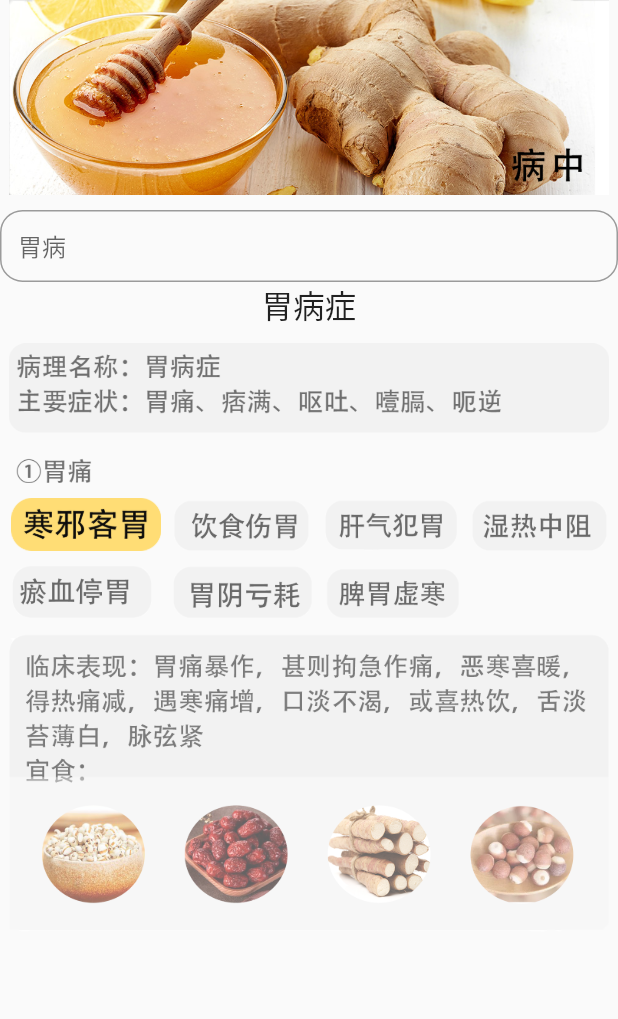
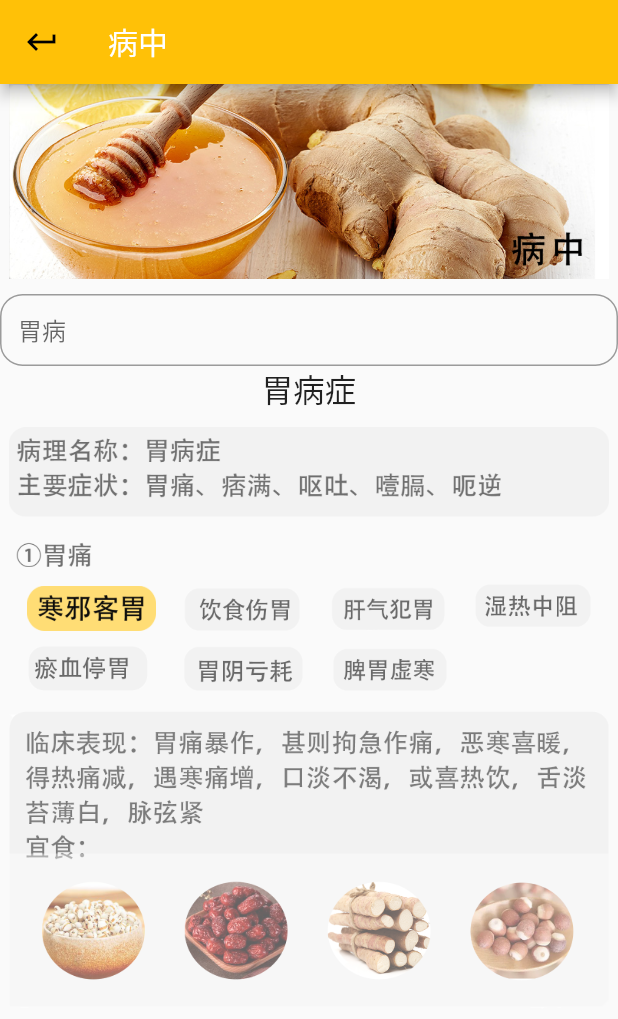
Before and after one commit to Yu979/yongshan_app, a Flutter app: the Shipu_bingzhong screen opened directly, on a phone screen of 412 x 824 dp. Shown: the top 1019 px of the screen. Run offline on Flutter 3.47's test engine with Material 2 defaults, Android fonts, the phone set to English and light mode, and no system bars; our stand-ins replace flutter_screenutil, flutter_swiper, font_awesome_flutter.

Commit message:
改了参数

```diff
--- a/lib/shipu.dart
+++ b/lib/shipu.dart
@@ -152,7 +152,7 @@ class Caiyao extends StatelessWidget{
                   children: <Widget>[
                     Container(
                       child: Image.asset( 'assets/shipu/caishi/dessert.png'),
-                      height: 100.0,
+                      height: 90.0,
                     ),
                     Text('面包甜点')
                   ]
@@ -162,7 +162,7 @@ class Caiyao extends StatelessWidget{
                   children: <Widget>[
                     Container(
                       child: Image.asset( 'assets/shipu/caishi/fruit.png'),
-                      height: 100.0,
+                      height: 90.0,
                     ),
                     Text('水果蔬菜')
                   ]
@@ -172,7 +172,7 @@ class Caiyao extends StatelessWidget{
                   children: <Widget>[
                     Container(
                       child: Image.asset( 'assets/shipu/caishi/vegetable.png'),
-                      height: 100.0,
+                      height: 90.0,
                     ),
                     Text('素   食')
                   ]
@@ -189,7 +189,7 @@ class Caiyao extends StatelessWidget{
                   children: <Widget>[
                     Container(
                       child: Image.asset( 'assets/shipu/caishi/gaijiaofan.png'),
-                      height: 100.0,
+                      height: 90.0,
                     ),
                     Text('米饭主食')
                   ]
@@ -199,7 +199,7 @@ class Caiyao extends StatelessWidget{
                   children: <Widget>[
                     Container(
                       child: Image.asset( 'assets/shipu/caishi/soup.png'),
-                      height: 100.0,
+                      height: 90.0,
                     ),
                     Text('汤   类')
                   ]
@@ -209,7 +209,7 @@ class Caiyao extends StatelessWidget{
                   children: <Widget>[
                     Container(
                       child: Image.asset( 'assets/shipu/caishi/chaomimian.png'),
-                      height: 100.0,
+                      height: 90.0,
                     ),
                     Text('面食小炒')
                   ]
@@ -228,6 +228,18 @@ class Shipu_bingzhong extends StatelessWidget{
     TextEditingController textEditingController =new TextEditingController();
     // TODO: implement build
     return Scaffold(
+      appBar: AppBar(
+        title:Text("病中"),
+        leading: Builder(builder: (context){
+          return IconButton(
+            icon: Icon(Icons.keyboard_return,color: Colors.black,),
+            onPressed: (){
+              Navigator.of(context).pop();
+            },
+          );
+        },),
+        backgroundColor: Colors.amber,
+      ),
       body: ListView(
         children: <Widget>[
            new Column(
@@ -256,27 +268,27 @@ class Shipu_bingzhong extends StatelessWidget{
                    Column(
                      crossAxisAlignment: CrossAxisAlignment.start,
                      children: <Widget>[
-                     Container(child: Image.asset('assets/shipu/bingzhong/hanxiekewei.png'),height: 35.0,),
+                     Container(child: Image.asset('assets/shipu/bingzhong/hanxiekewei.png'),height: 30.0,),
                      SizedBox(height: 10.0,),
-                     Container(child: Image.asset('assets/shipu/bingzhong/yuxuetingwei.png'),height: 35.0,)],
+                     Container(child: Image.asset('assets/shipu/bingzhong/yuxuetingwei.png'),height: 30.0,)],
                    ),
                    Column(
                      crossAxisAlignment: CrossAxisAlignment.start,
                      children: <Widget>[
-                     Container(child: Image.asset('assets/shipu/bingzhong/yinshishangwei.png'),height: 35.0,),
+                     Container(child: Image.asset('assets/shipu/bingzhong/yinshishangwei.png'),height: 30.0,),
                      SizedBox(height:10.0,),
-                     Container(child: Image.asset('assets/shipu/bingzhong/weiyinkuihao.png'),height: 35.0,)
+                     Container(child: Image.asset('assets/shipu/bingzhong/weiyinkuihao.png'),height: 30.0,)
                    ],),
                    Column(
                      crossAxisAlignment: CrossAxisAlignment.start,
                      children: <Widget>[
-                     Container(child: Image.asset('assets/shipu/bingzhong/ganqifanwei.png'),height: 35.0,),
+                     Container(child: Image.asset('assets/shipu/bingzhong/ganqifanwei.png'),height: 30.0,),
                      SizedBox(height: 10.0,),
-                     Container(child: Image.asset('assets/shipu/bingzhong/piweixuhan.png'),height: 35.0,)
+                     Container(child: Image.asset('assets/shipu/bingzhong/piweixuhan.png'),height: 30.0,)
                    ],),
                    Column(
                      crossAxisAlignment: CrossAxisAlignment.start,
-                     children: <Widget>[Container(child: Image.asset('assets/shipu/bingzhong/shirezhongzu.png'),height: 35.0,),
+                     children: <Widget>[Container(child: Image.asset('assets/shipu/bingzhong/shirezhongzu.png'),height: 30.0,),
                      Container(child: SizedBox(height: 45.0,),)],
                    )
                  ],
@@ -286,9 +298,9 @@ class Shipu_bingzhong extends StatelessWidget{
 //               new Row(
 //                 mainAxisAlignment: MainAxisAlignment.start,
 //                 children: <Widget>[
-//                   Column(children: <Widget>[Container(child: Image.asset('assets/shipu/bingzhong/yuxuetingwei.png'),height: 35.0,)],),
-//                   Column(children: <Widget>[Container(child: Image.asset('assets/shipu/bingzhong/weiyinkuihao.png'),height: 35.0,)],),
-//                   Column(children: <Widget>[Container(child: Image.asset('assets/shipu/bingzhong/piweixuhan.png'),height: 35.0,)],)
+//                   Column(children: <Widget>[Container(child: Image.asset('assets/shipu/bingzhong/yuxuetingwei.png'),height: 30.0,)],),
+//                   Column(children: <Widget>[Container(child: Image.asset('assets/shipu/bingzhong/weiyinkuihao.png'),height: 30.0,)],),
+//                   Column(children: <Widget>[Container(child: Image.asset('assets/shipu/bingzhong/piweixuhan.png'),height: 30.0,)],)
 //                 ],
 //               ),
 //               SizedBox(height: 10.0,),
```
